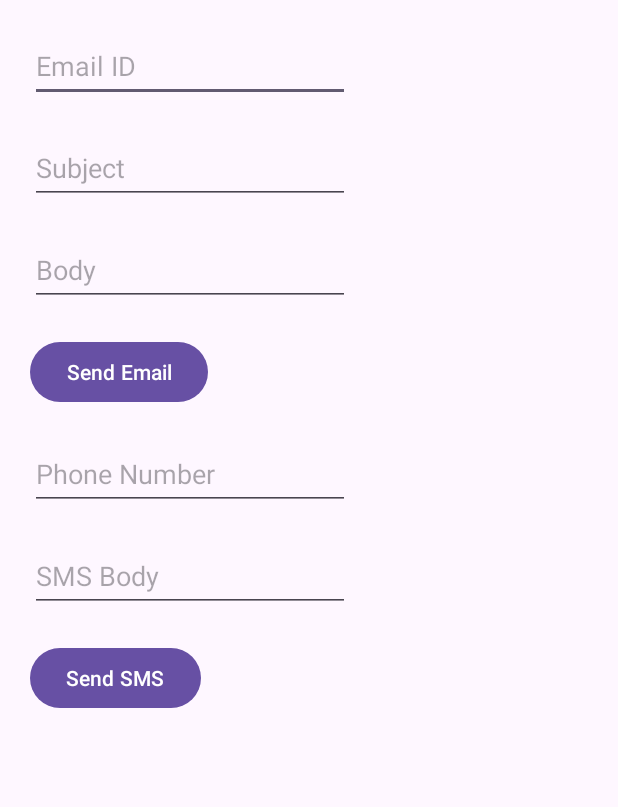
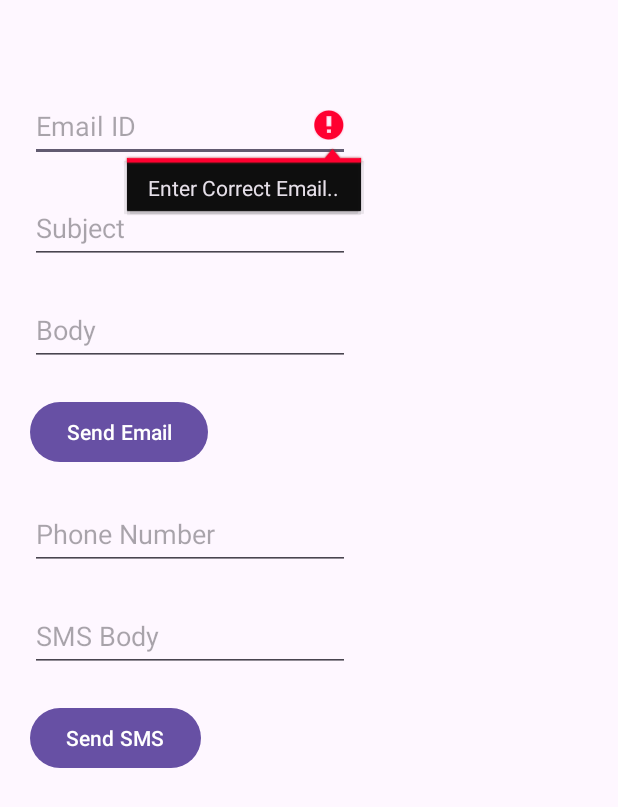
Before and after one commit to GagandeipSingh/Implicit_Intents, an Android app: the screen it shows after launch (MainActivity), after a tap on "Send Email", on a phone screen of 412 x 824 dp. Shown: the top 807 px of the screen. Run offline under Robolectric (Android 15) with nearby library versions, the phone set to English and light mode, and no system bars.

```diff
--- a/app/src/main/java/com/example/implicitintents/MainActivity.kt
+++ b/app/src/main/java/com/example/implicitintents/MainActivity.kt
@@ -9,6 +9,7 @@ import androidx.activity.enableEdgeToEdge
 import androidx.appcompat.app.AppCompatActivity
 import androidx.core.view.ViewCompat
 import androidx.core.view.WindowInsetsCompat
+import java.util.regex.Pattern
 
 class MainActivity : AppCompatActivity() {
     private lateinit var email : EditText
@@ -44,9 +45,7 @@ class MainActivity : AppCompatActivity() {
                     putExtra(Intent.EXTRA_SUBJECT, subject.text.toString())
                     putExtra(Intent.EXTRA_TEXT, emailbody.text.toString())
                 }
-                if (emailIntent.resolveActivity(packageManager) != null) {
                     startActivity(emailIntent)
-                }
             }
         }
 
@@ -56,18 +55,26 @@ class MainActivity : AppCompatActivity() {
                     data = Uri.parse("smsto:${number.text.toString().trim()}")
                     putExtra("sms_body", smsbody.text.toString())
                 }
-                if (smsIntent.resolveActivity(packageManager) != null) {
                     startActivity(smsIntent)
-                }
             }
 
         }
     }
 
-    private fun validateEmail(emailText: String) :Boolean{
-        val emailRegex = "^[A-Za-z](.*)(@)(.+)(\\.)(.+)"
-        return emailText.matches(emailRegex.toRegex())
+
+    private fun validateEmail(emailText: String): Boolean {
+        val emailPattern = Pattern.compile("^[\\w.-]+@[\\w\\d.-]+\\.[\\w]{2,}$")
+        val matcher = emailPattern.matcher(emailText)
+        val isCorrect = matcher.matches()
+        if (isCorrect) {
+            email.error = null
+        } else {
+            email.error = "Enter Correct Email.."
+        }
+        return isCorrect
     }
+
+
 
     private fun validateNumber(num: String) : Boolean {
         val isCorrect : Boolean
@@ -77,6 +84,7 @@ class MainActivity : AppCompatActivity() {
         }
         else{
             isCorrect = true
+            number.error = null
         }
         return isCorrect
     }
--- a/app/src/main/res/layout/activity_main.xml
+++ b/app/src/main/res/layout/activity_main.xml
@@ -13,7 +13,8 @@
         android:id="@+id/email"
         android:layout_width="wrap_content"
         android:layout_height="wrap_content"
-        android:layout_margin="20dp"
+        android:layout_marginTop="60dp"
+        android:layout_marginHorizontal="20dp"
         android:ems="10"
         android:hint="Email ID"
         android:inputType="text"
```
